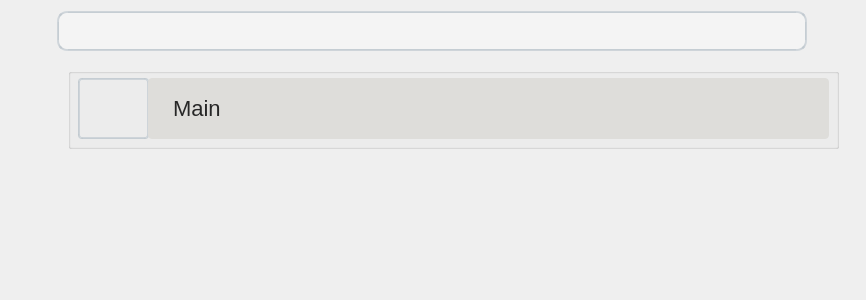
Old version of the form forms/collections_view.ui in the repository Abdel-RahmanSaied/SpecialsAid_frontEnd.
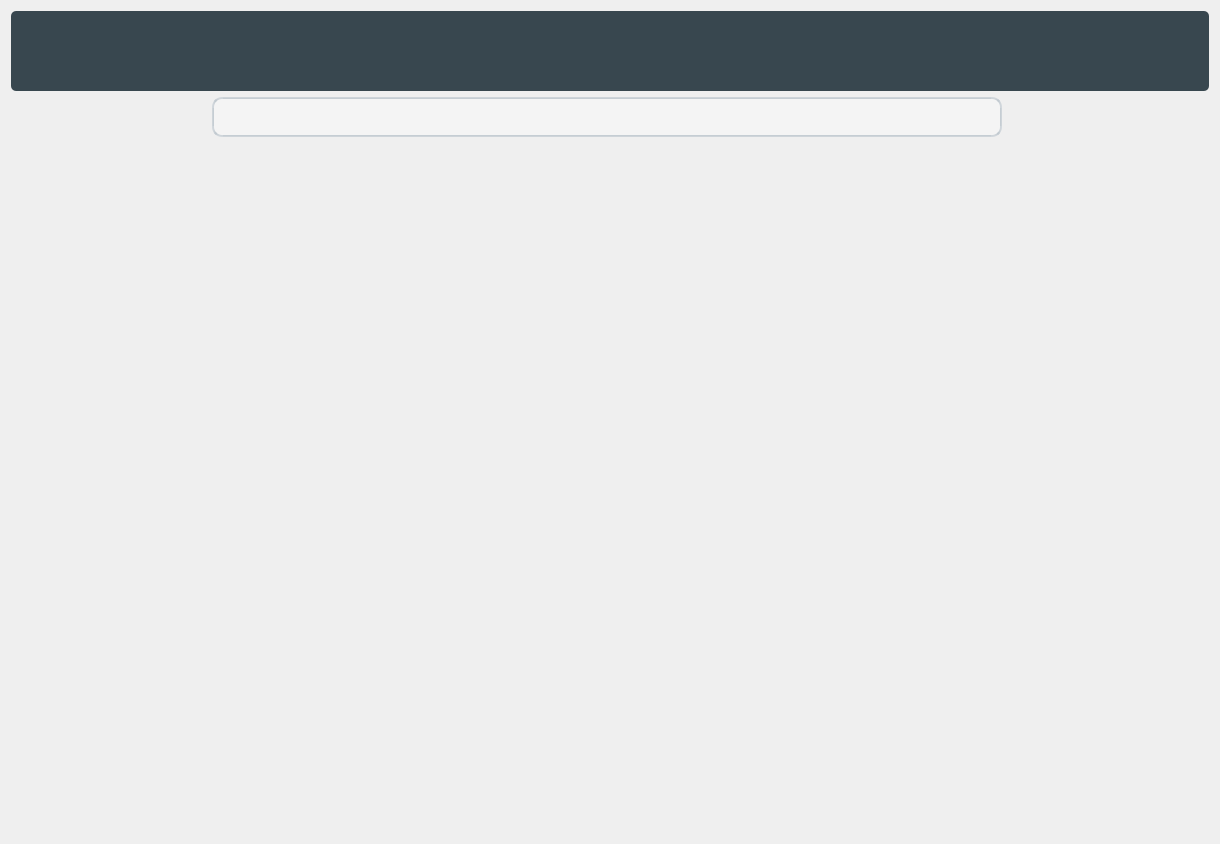
New version of the form. Icons and pictures are not drawn.

Diff of the .ui file:
```diff
--- a/forms/collections_view.ui
+++ b/forms/collections_view.ui
@@ -6,8 +6,8 @@
    <rect>
     <x>0</x>
     <y>0</y>
-    <width>866</width>
-    <height>300</height>
+    <width>1220</width>
+    <height>844</height>
    </rect>
   </property>
   <property name="windowTitle">
@@ -444,116 +444,7 @@
 }</string>
   </property>
   <layout class="QGridLayout" name="gridLayout">
-   <item row="0" column="0">
-    <widget class="QPushButton" name="back_to_home_btn">
-     <property name="minimumSize">
-      <size>
-       <width>40</width>
-       <height>30</height>
-      </size>
-     </property>
-     <property name="maximumSize">
-      <size>
-       <width>40</width>
-       <height>30</height>
-      </size>
-     </property>
-     <property name="styleSheet">
-      <string notr="true">background-color: rgb(255, 255, 255,0);
-border-color: rgb(255, 255, 255,0);</string>
-     </property>
-     <property name="text">
-      <string/>
-     </property>
-     <property name="icon">
-      <iconset resource="app_resources.qrc">
-       <normaloff>:/icons/icons/icons8-back-50.png</normaloff>:/icons/icons/icons8-back-50.png</iconset>
-     </property>
-     <property name="iconSize">
-      <size>
-       <width>25</width>
-       <height>25</height>
-      </size>
-     </property>
-     <property name="flat">
-      <bool>true</bool>
-     </property>
-    </widget>
-   </item>
-   <item row="0" column="1">
-    <widget class="QLineEdit" name="search_lin">
-     <property name="minimumSize">
-      <size>
-       <width>750</width>
-       <height>40</height>
-      </size>
-     </property>
-     <property name="maximumSize">
-      <size>
-       <width>750</width>
-       <height>40</height>
-      </size>
-     </property>
-     <property name="styleSheet">
-      <string notr="true">border-radius:10% 10%;
-padding:10px;
-font-size:16px</string>
-     </property>
-     <property name="clearButtonEnabled">
-      <bool>true</bool>
-     </property>
-    </widget>
-   </item>
-   <item row="0" column="2">
-    <widget class="QPushButton" name="add_collection_btn">
-     <property name="minimumSize">
-      <size>
-       <width>40</width>
-       <height>30</height>
-      </size>
-     </property>
-     <property name="maximumSize">
-      <size>
-       <width>40</width>
-       <height>30</height>
-      </size>
-     </property>
-     <property name="styleSheet">
-      <string notr="true">background-color: rgb(255, 255, 255,0);
-border-color: rgb(255, 255, 255,0);</string>
-     </property>
-     <property name="text">
-      <string/>
-     </property>
-     <property name="icon">
-      <iconset resource="app_resources.qrc">
-       <normaloff>:/icons/icons/icons8-add-50.png</normaloff>:/icons/icons/icons8-add-50.png</iconset>
-     </property>
-     <property name="iconSize">
-      <size>
-       <width>30</width>
-       <height>30</height>
-      </size>
-     </property>
-     <property name="flat">
-      <bool>true</bool>
-     </property>
-    </widget>
-   </item>
-   <item row="1" column="0">
-    <spacer name="horizontalSpacer">
-     <property name="orientation">
-      <enum>Qt::Horizontal</enum>
-     </property>
-     <property name="sizeHint" stdset="0">
-      <size>
-       <width>37</width>
-       <height>20</height>
-      </size>
-     </property>
-    </spacer>
-   </item>
-   <item row="1" column="1" rowspan="2" colspan="2">
+   <item row="2" column="1" rowspan="2" colspan="2">
     <widget class="QScrollArea" name="scrollArea">
      <property name="minimumSize">
       <size>
@@ -579,96 +470,27 @@
         <x>0</x>
         <y>0</y>
         <width>788</width>
-        <height>234</height>
+        <height>692</height>
        </rect>
       </property>
-      <widget class="QGroupBox" name="collection_groupbox">
-       <property name="geometry">
-        <rect>
-         <x>10</x>
-         <y>10</y>
-         <width>771</width>
-         <height>81</height>
-        </rect>
-       </property>
-       <property name="title">
-        <string/>
-       </property>
-       <widget class="QPushButton" name="collection_icon_lbl">
-        <property name="enabled">
-         <bool>true</bool>
-        </property>
-        <property name="geometry">
-         <rect>
-          <x>10</x>
-          <y>10</y>
-          <width>71</width>
-          <height>61</height>
-         </rect>
-        </property>
-        <property name="cursor">
-         <cursorShape>ArrowCursor</cursorShape>
-        </property>
-        <property name="layoutDirection">
-         <enum>Qt::LeftToRight</enum>
-        </property>
-        <property name="styleSheet">
-         <string notr="true">background-color: rgb(222, 221, 218,0);
-border-radius: 4% 4%;
-padding:10px;
-font-size:20px</string>
-        </property>
-        <property name="text">
-         <string/>
-        </property>
-        <property name="icon">
-         <iconset resource="app_resources.qrc">
-          <normaloff>:/icons/icons/icons8-abc-48.png</normaloff>:/icons/icons/icons8-abc-48.png</iconset>
-        </property>
-        <property name="iconSize">
-         <size>
-          <width>40</width>
-          <height>40</height>
-         </size>
-        </property>
-        <property name="autoRepeat">
-         <bool>false</bool>
-        </property>
-        <property name="autoExclusive">
-         <bool>false</bool>
-        </property>
-        <property name="flat">
-         <bool>true</bool>
-        </property>
-       </widget>
-       <widget class="QLabel" name="collection_name_lbl">
-        <property name="geometry">
-         <rect>
-          <x>80</x>
-          <y>10</y>
-          <width>681</width>
-          <height>61</height>
-         </rect>
-        </property>
-        <property name="cursor">
-         <cursorShape>PointingHandCursor</cursorShape>
-        </property>
-        <property name="styleSheet">
-         <string notr="true">
-border-radius: 4% 4%;
-padding:20px;
-font-size:22px;
-background-color: rgb(222, 221, 218);</string>
-        </property>
-        <property name="text">
-         <string>Main</string>
-        </property>
-       </widget>
-      </widget>
+      <layout class="QGridLayout" name="gridLayout_3"/>
      </widget>
     </widget>
    </item>
-   <item row="2" column="3">
+   <item row="2" column="0">
+    <spacer name="horizontalSpacer">
+     <property name="orientation">
+      <enum>Qt::Horizontal</enum>
+     </property>
+     <property name="sizeHint" stdset="0">
+      <size>
+       <width>37</width>
+       <height>20</height>
+      </size>
+     </property>
+    </spacer>
+   </item>
+   <item row="3" column="3">
     <spacer name="horizontalSpacer_2">
      <property name="orientation">
       <enum>Qt::Horizontal</enum>
@@ -681,6 +503,137 @@
      </property>
     </spacer>
    </item>
+   <item row="1" column="1">
+    <widget class="QLineEdit" name="search_lin">
+     <property name="minimumSize">
+      <size>
+       <width>790</width>
+       <height>40</height>
+      </size>
+     </property>
+     <property name="maximumSize">
+      <size>
+       <width>750</width>
+       <height>40</height>
+      </size>
+     </property>
+     <property name="styleSheet">
+      <string notr="true">border-radius:10% 10%;
+padding:10px;
+font-size:16px</string>
+     </property>
+     <property name="clearButtonEnabled">
+      <bool>true</bool>
+     </property>
+    </widget>
+   </item>
+   <item row="0" column="0" colspan="4">
+    <widget class="QFrame" name="frame_2">
+     <property name="minimumSize">
+      <size>
+       <width>0</width>
+       <height>80</height>
+      </size>
+     </property>
+     <property name="maximumSize">
+      <size>
+       <width>16777215</width>
+       <height>80</height>
+      </size>
+     </property>
+     <property name="styleSheet">
+      <string notr="true">background-color: #38474f;
+border-radius:5% 5%;</string>
+     </property>
+     <property name="frameShape">
+      <enum>QFrame::StyledPanel</enum>
+     </property>
+     <property name="frameShadow">
+      <enum>QFrame::Raised</enum>
+     </property>
+     <layout class="QGridLayout" name="gridLayout_5">
+      <item row="0" column="0">
+       <widget class="QPushButton" name="back_to_home_btn_2">
+        <property name="minimumSize">
+         <size>
+          <width>20</width>
+          <height>0</height>
+         </size>
+        </property>
+        <property name="maximumSize">
+         <size>
+          <width>20</width>
+          <height>16777215</height>
+         </size>
+        </property>
+        <property name="styleSheet">
+         <string notr="true">border-color: rgb(255, 255, 255,0);</string>
+        </property>
+        <property name="text">
+         <string/>
+        </property>
+        <property name="icon">
+         <iconset resource="app_resources.qrc">
+          <normaloff>:/icons/icons/icons8-back-50.png</normaloff>:/icons/icons/icons8-back-50.png</iconset>
+        </property>
+        <property name="iconSize">
+         <size>
+          <width>30</width>
+          <height>30</height>
+         </size>
+        </property>
+       </widget>
+      </item>
+      <item row="0" column="2">
+       <spacer name="horizontalSpacer_3">
+        <property name="orientation">
+         <enum>Qt::Horizontal</enum>
+        </property>
+        <property name="sizeHint" stdset="0">
+         <size>
+          <width>40</width>
+          <height>20</height>
+         </size>
+        </property>
+       </spacer>
+      </item>
+      <item row="0" column="1">
+       <widget class="QPushButton" name="pushButton_16">
+        <property name="minimumSize">
+         <size>
+          <width>70</width>
+          <height>70</height>
+         </size>
+        </property>
+        <property name="maximumSize">
+         <size>
+          <width>70</width>
+          <height>70</height>
+         </size>
+        </property>
+        <property name="styleSheet">
+         <string notr="true">background-color: rgb(255, 255, 255,0);
+
+border-color: rgb(255, 255, 255,0);</string>
+        </property>
+        <property name="text">
+         <string/>
+        </property>
+        <property name="icon">
+         <iconset resource="app_resources.qrc">
+          <normaloff>:/icons/icons/7069717.png</normaloff>:/icons/icons/7069717.png</iconset>
+        </property>
+        <property name="iconSize">
+         <size>
+          <width>70</width>
+          <height>70</height>
+         </size>
+        </property>
+       </widget>
+      </item>
+     </layout>
+    </widget>
+   </item>
   </layout>
  </widget>
  <resources>
```
